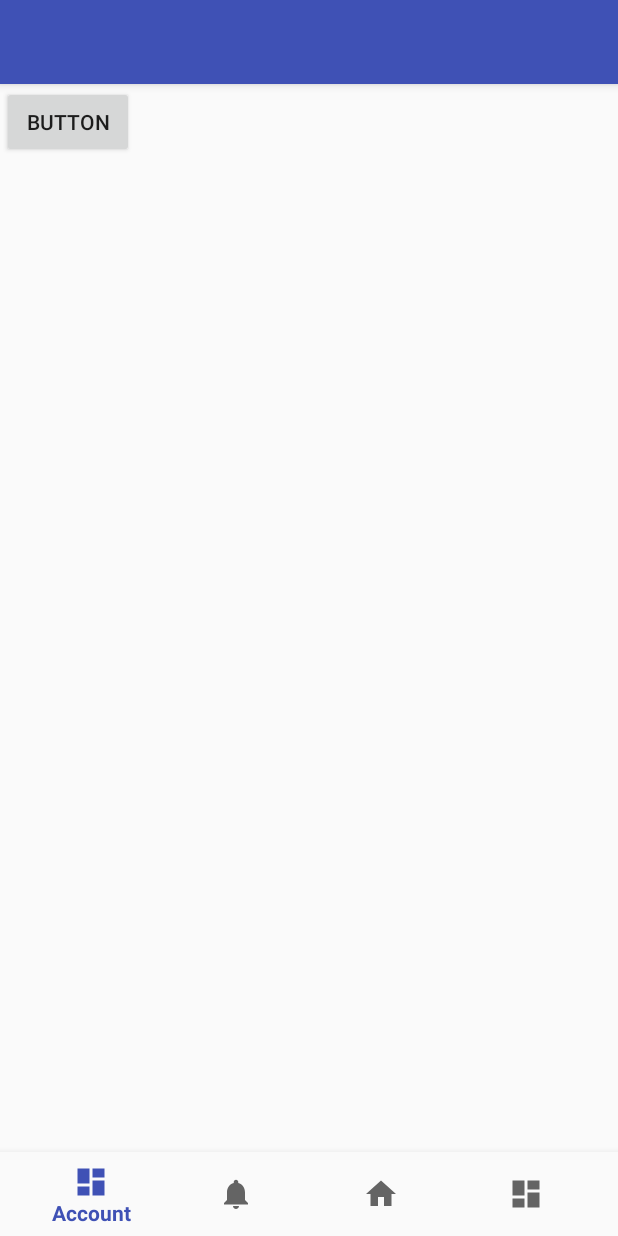
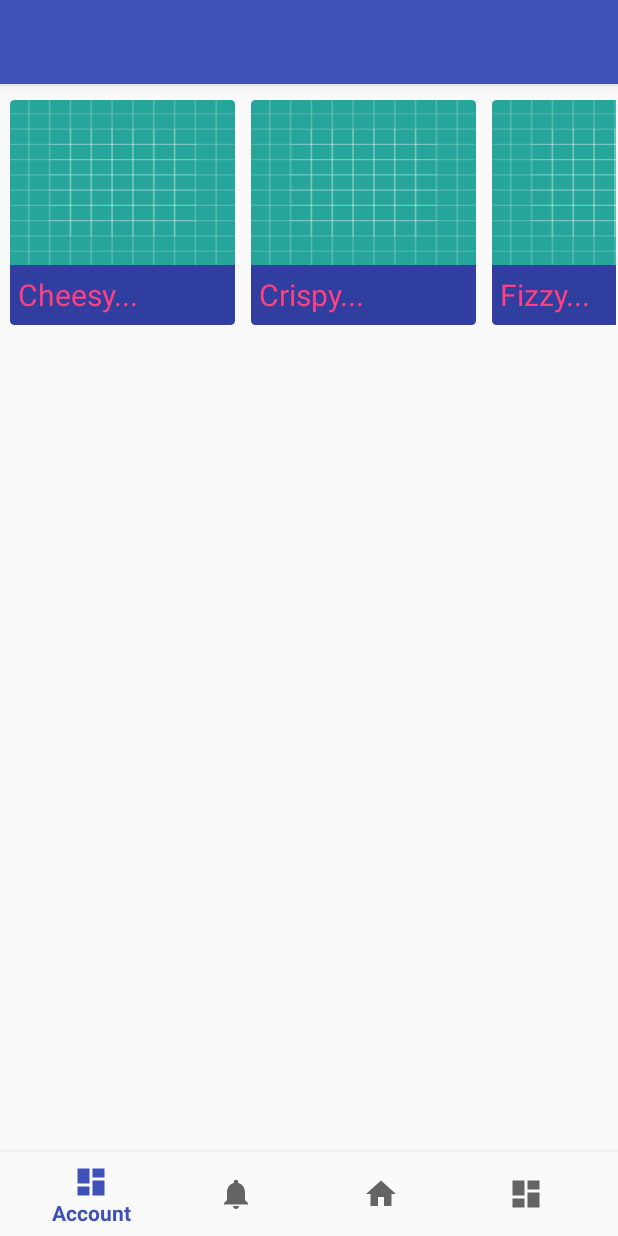
Before and after one commit to Kadouk/Kadouk-Android, an Android app: the GameFragment screen opened directly, with no data from a screen before it, on a phone screen of 412 x 824 dp. Run offline under Robolectric (Android 15) with nearby library versions, the phone set to English and light mode, and no system bars.

Commit message:
horizontalList in fragment is ok

```diff
--- a/app/build.gradle
+++ b/app/build.gradle
@@ -26,6 +26,9 @@ dependencies {
     implementation 'com.android.support.constraint:constraint-layout:1.1.3'
     implementation 'com.android.support:support-vector-drawable:26.1.0'
 
+    implementation 'com.android.support:recyclerview-v7:26.1.0'
+    implementation 'com.android.support:cardview-v7:26.1.0'
+
     implementation('com.github.bumptech.glide:glide:4.7.1') {
         exclude group: "com.android.support"
     }
--- a/app/src/main/java/com/kadouk/app/GameFragment.java
+++ b/app/src/main/java/com/kadouk/app/GameFragment.java
@@ -1,14 +1,32 @@
 package com.kadouk.app;
 
+import android.content.Context;
+import android.content.Intent;
+import android.content.SharedPreferences;
 import android.os.Bundle;
 import android.support.v4.app.Fragment;
+import android.support.v7.widget.DefaultItemAnimator;
+import android.support.v7.widget.LinearLayoutManager;
+import android.support.v7.widget.RecyclerView;
+import android.util.Log;
 import android.view.LayoutInflater;
 import android.view.View;
 import android.view.ViewGroup;
+import android.widget.Button;
+
+import java.util.ArrayList;
+import java.util.Arrays;
+import java.util.List;
 
 public class GameFragment extends Fragment {
 
+    RecyclerView mRecyclerView;
+    RecyclerView.LayoutManager mLayoutManager;
+    RecyclerView.Adapter mAdapter;
+    ArrayList<String> itemName;
+    ArrayList<Integer> itemImage;
 
+    View viewList;
     public GameFragment() {
 
     }
@@ -18,7 +36,33 @@ public class GameFragment extends Fragment {
                              Bundle savedInstanceState) {
         View view = inflater.inflate(R.layout.fragment_game, container, false);
 
+        mRecyclerView = view.findViewById(R.id.recycler_view);
+
+        preparingList();
+        mRecyclerView.setHasFixedSize(true);
+        mLayoutManager = new LinearLayoutManager(getContext(), LinearLayoutManager.HORIZONTAL, false);
+        mRecyclerView.setLayoutManager(mLayoutManager);
+        mAdapter = new HorizontalListAdapter(getContext(), itemName, itemImage);
+        mRecyclerView.setAdapter(mAdapter);
         return view;
     }
 
+    public void preparingList(){
+
+        itemName = new ArrayList<>(Arrays.asList("Cheesy...", "Crispy... ", "Fizzy...", "Cool...", "Softy..."
+                , "Fruity...", "Fresh...", "Sticky...","Softy...", "Fruity...",
+                "Fresh...", "Sticky...","Softy...", "Fruity...", "Fresh...",
+                "Sticky...","Softy...", "Fruity...", "Fresh...", "Sticky...",
+                "Sticky...","Softy...", "Fruity...", "Fresh...", "Sticky...",
+                "Sticky...","Softy...", "Fruity...", "Fresh...", "Sticky..."));
+
+        itemImage = new ArrayList<>(Arrays.asList(R.drawable.ic_launcher_background, R.drawable.ic_launcher_background, R.drawable.ic_launcher_background, R.drawable.ic_launcher_background, R.drawable.ic_launcher_background,
+                R.drawable.ic_launcher_background, R.drawable.ic_launcher_background, R.drawable.ic_launcher_background, R.drawable.ic_launcher_background, R.drawable.ic_launcher_background,
+                R.drawable.ic_launcher_background, R.drawable.ic_launcher_background, R.drawable.ic_launcher_background, R.drawable.ic_launcher_background, R.drawable.ic_launcher_background,
+                R.drawable.ic_launcher_background, R.drawable.ic_launcher_background, R.drawable.ic_launcher_background, R.drawable.ic_launcher_background, R.drawable.ic_launcher_background,
+                R.drawable.ic_launcher_background, R.drawable.ic_launcher_background, R.drawable.ic_launcher_background, R.drawable.ic_launcher_background, R.drawable.ic_launcher_background,
+                R.drawable.ic_launcher_background, R.drawable.ic_launcher_background, R.drawable.ic_launcher_background, R.drawable.ic_launcher_background, R.drawable.ic_launcher_background));
+    }
+
+
 }
--- /dev/null
+++ b/app/src/main/java/com/kadouk/app/HorizontalListAdapter.java
@@ -0,0 +1,94 @@
+package com.kadouk.app;
+
+/**
+ * Created by zoli on 10/09/2018.
+ */
+import android.annotation.SuppressLint;
+import android.content.Context;
+import android.support.v7.widget.RecyclerView;
+import android.util.Log;
+import android.view.LayoutInflater;
+import android.view.View;
+import android.view.ViewGroup;
+import android.widget.Button;
+import android.widget.ImageView;
+import android.widget.TextView;
+
+import java.util.ArrayList;
+
+public class HorizontalListAdapter extends RecyclerView.Adapter<HorizontalListAdapter.ViewHolder> {
+
+    private ArrayList<String> itemName;
+    private ArrayList<Integer> itemImage;
+    public int lastItemPosition = -1;
+
+
+    public HorizontalListAdapter(Context context, ArrayList<String> itemName, ArrayList<Integer> itemImage) {
+        super();
+        Context context1 = context;
+        this.itemName = itemName;
+        this.itemImage = itemImage;
+    }
+
+    @Override
+    public ViewHolder onCreateViewHolder(ViewGroup viewGroup, int i) {
+        View v = LayoutInflater.from(viewGroup.getContext())
+                .inflate(R.layout.list_item, viewGroup, false);
+        ViewHolder viewHolder = new ViewHolder(v);
+        return viewHolder;
+    }
+
+    @Override
+    public void onBindViewHolder(ViewHolder viewHolder, @SuppressLint("RecyclerView") int position) {
+        viewHolder.tvSpecies.setText(itemName.get(position));
+        viewHolder.imgThumbnail.setImageResource(itemImage.get(position));
+
+        Log.e("adapter",String.valueOf(position));
+
+        viewHolder.setClickListener(new ItemClickListener() {
+            @Override
+            public void onClick(View view, int position, boolean isLongClick) {
+                if (isLongClick) {
+                    Log.e("Click","#" + position + " - " + itemName.get(position) + " (Long click)");
+                } else {
+                    Log.e("Click","#" + position + " - " + itemName.get(position));
+                }
+            }
+        });
+    }
+
+    @Override
+    public int getItemCount() {
+        return itemName.size();
+    }
+
+    public static class ViewHolder extends RecyclerView.ViewHolder implements View.OnClickListener, View.OnLongClickListener {
+
+        ImageView imgThumbnail;
+        TextView tvSpecies;
+        private ItemClickListener clickListener;
+
+        public ViewHolder(View itemView) {
+            super(itemView);
+            imgThumbnail = itemView.findViewById(R.id.img_thumbnail);
+            tvSpecies = itemView.findViewById(R.id.tv_species);
+            itemView.setOnClickListener(this);
+            itemView.setOnLongClickListener(this);
+        }
+
+        public void setClickListener(ItemClickListener itemClickListener) {
+            this.clickListener = itemClickListener;
+        }
+
+        @Override
+        public void onClick(View view) {
+            clickListener.onClick(view, getPosition(), false);
+        }
+
+        @Override
+        public boolean onLongClick(View view) {
+            clickListener.onClick(view, getPosition(), true);
+            return true;
+        }
+    }
+}
--- /dev/null
+++ b/app/src/main/java/com/kadouk/app/ItemClickListener.java
@@ -0,0 +1,11 @@
+package com.kadouk.app;
+
+/**
+ * Created by zoli on 08/16/2018.
+ */
+import android.view.View;
+
+public interface ItemClickListener {
+
+    void onClick(View view, int position, boolean isLongClick);
+}
--- a/app/src/main/res/layout/fragment_game.xml
+++ b/app/src/main/res/layout/fragment_game.xml
@@ -1,14 +1,14 @@
-<?xml version="1.0" encoding="utf-8"?>
-<FrameLayout xmlns:android="http://schemas.android.com/apk/res/android"
+<android.support.constraint.ConstraintLayout xmlns:android="http://schemas.android.com/apk/res/android"
+    xmlns:app="http://schemas.android.com/apk/res-auto"
     xmlns:tools="http://schemas.android.com/tools"
     android:layout_width="match_parent"
     android:layout_height="match_parent"
-    tools:context=".GameFragment">
+    tools:context="com.kadouk.app.GameFragment">
+
+    <android.support.v7.widget.RecyclerView
+        android:id="@+id/recycler_view"
+        android:layout_width="match_parent"
+        android:layout_height="wrap_content" />
 
 
-    <Button
-        android:id="@+id/button"
-        android:layout_width="wrap_content"
-        android:layout_height="wrap_content"
-        android:text="Button" />
-</FrameLayout>
+</android.support.constraint.ConstraintLayout>
--- /dev/null
+++ b/app/src/main/res/layout/list_item.xml
@@ -0,0 +1,49 @@
+<?xml version="1.0" encoding="utf-8"?>
+<LinearLayout xmlns:android="http://schemas.android.com/apk/res/android"
+    xmlns:card_view="http://schemas.android.com/apk/res-auto"
+    android:layout_width="wrap_content"
+    android:layout_height="match_parent"
+    android:orientation="vertical">
+
+    <android.support.v7.widget.CardView
+        android:layout_width="match_parent"
+        android:layout_height="wrap_content"
+        android:layout_marginBottom="@dimen/card_margin_bottom"
+        android:layout_marginLeft="@dimen/card_margin_left"
+        android:layout_marginRight="@dimen/card_margin_right"
+        android:layout_marginTop="@dimen/card_margin_top"
+        card_view:cardCornerRadius="@dimen/card_CornerRadius"
+        card_view:cardElevation="@dimen/card_elevation">
+
+        <RelativeLayout
+            android:id="@+id/top_layout"
+            android:layout_width="match_parent"
+            android:layout_height="@dimen/item_image_height">
+
+            <ImageView
+                android:id="@+id/img_thumbnail"
+                android:layout_width="@dimen/item_width"
+                android:layout_height="@dimen/item_image_height"
+                android:layout_above="@+id/tv_species"
+                android:layout_centerHorizontal="true"
+                android:scaleType="fitXY" />
+
+            <TextView
+                android:id="@+id/tv_species"
+                android:layout_width="@dimen/item_width"
+                android:layout_height="@dimen/item_text_height"
+                android:layout_alignParentBottom="true"
+                android:layout_alignParentLeft="true"
+                android:layout_alignParentStart="true"
+                android:layout_gravity="bottom"
+                android:background="@color/colorPrimaryDark"
+                android:gravity="center_vertical"
+                android:paddingLeft="5dp"
+                android:paddingRight="2dp"
+                android:text="@string/app"
+                android:textColor="@color/colorAccent"
+                android:textSize="@dimen/item_text_size" />
+
+        </RelativeLayout>
+    </android.support.v7.widget.CardView>
+</LinearLayout>
--- a/app/src/main/res/values/dimens.xml
+++ b/app/src/main/res/values/dimens.xml
@@ -2,4 +2,24 @@
     <!-- Default screen margins, per the Android Design guidelines. -->
     <dimen name="activity_horizontal_margin">16dp</dimen>
     <dimen name="activity_vertical_margin">16dp</dimen>
+
+    <dimen name="activity_width">0dp</dimen>
+    <dimen name="activity_margin_zero">0dp</dimen>
+    <dimen name="card_margin_bottom">0dp</dimen>
+    <dimen name="card_margin_left">5dp</dimen>
+    <dimen name="card_margin_right">5dp</dimen>
+    <dimen name="card_margin_top">9dp</dimen>
+    <dimen name="card_CornerRadius">3dp</dimen>
+    <dimen name="card_elevation">0dp</dimen>
+    <dimen name="item_width">150dp</dimen>
+    <dimen name="item_image_height">150dp</dimen>
+    <dimen name="item_text_height">40dp</dimen>
+    <dimen name="item_text_size">20sp</dimen>
+
+    <dimen name="margin_btn_signup_top">16dp</dimen>
+    <dimen name="margin_txv_login_left">15dp</dimen>
+    <dimen name="margin_txv_login_top">8dp</dimen>
+    <dimen name="toolbar_elevation">4dp</dimen>
+    <dimen name="category_margin_left">10dp</dimen>
+    <dimen name="category_margin_right">10dp</dimen>
 </resources>
--- a/app/src/main/res/values/strings.xml
+++ b/app/src/main/res/values/strings.xml
@@ -7,5 +7,38 @@
 
     <string name="settings">Settings</string>
     <string name="register_later">i will register later</string>
+    <string name="cat1">cat1</string>
+    <string name="cat5">cat5</string>
+    <string name="cat4">cat4</string>
+    <string name="cat3">cat3</string>
+    <string name="cat2">cat2</string>
+
+    <string name="title_home">Home</string>
+    <string name="title_dashboard">Dashboard</string>
+    <string name="title_notifications">Notifications</string>
+    <string name="title_four">Four</string>
+    <string name="loggedIn">You are Logged in ;)</string>
+    <string name="app">app</string>
+
+    <!-- Strings related to login and sign up-->
+    <string name="birthday_date">Birthday Date</string>
+    <string name="txv_gender">your kid gender:</string>
+    <string name="btn_login">login</string>
+    <string name="hint_number">Number</string>
+    <string name="title_login">login</string>
+    <string name="title_signUp">SignUp</string>
+    <string name="hint_more_uses">what more do you use?</string>
+    <string name="btn_signUp">sign up</string>
+    <string name="boy">boy</string>
+    <string name="girl">girl</string>
+    <string name="have_account">Have an Account?</string>
+    <string name="not_have_account">Do not have an Account?</string>
+    <string name="hint_password">password</string>
+    <string name="hint_cPassword">confirm password</string>
+    <string name="next">next</string>
+    <string name="back">back</string>
+    <string name="submit">submit</string>
+    <string name="name">name</string>
+    <string name="exit">exit</string>
 
 </resources>
```
